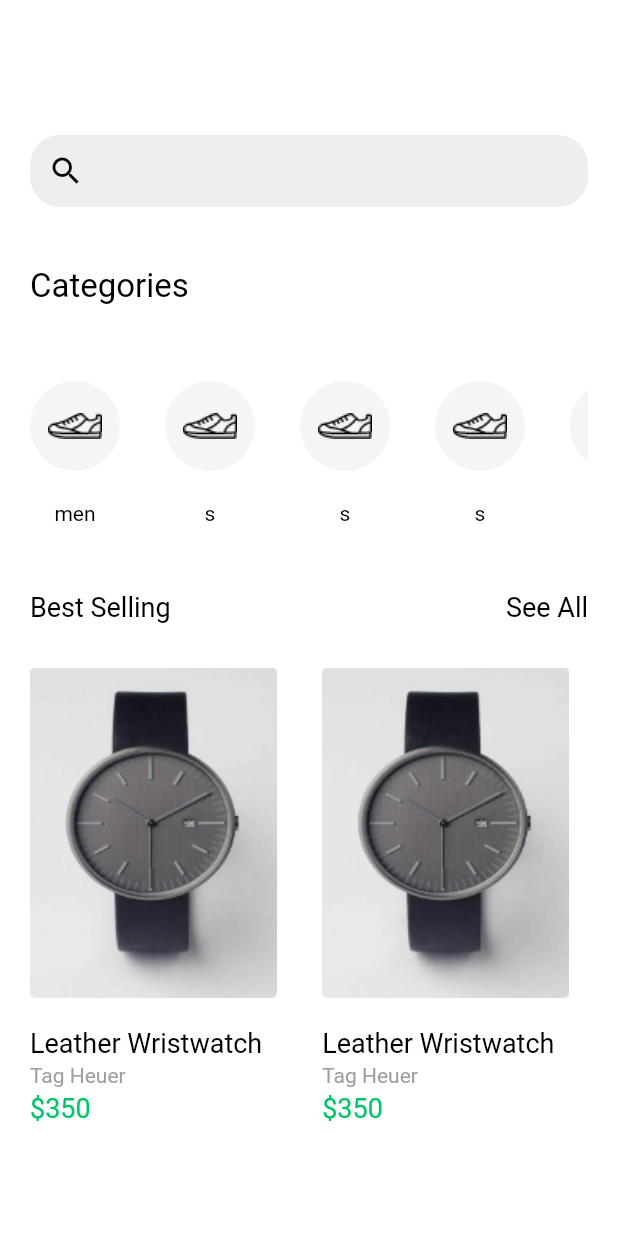
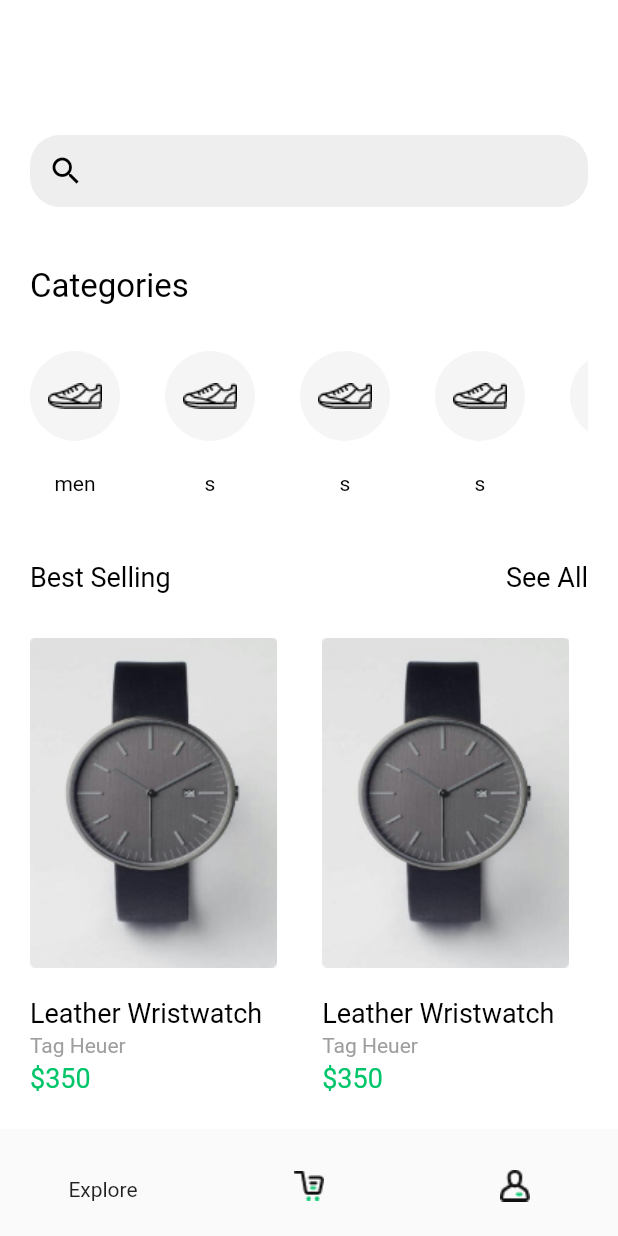
Before and after one commit to Nahed2000/E-Commerce, a Flutter app: the screen it shows once a user with an empty profile is signed in, on a phone screen of 412 x 824 dp. Run offline on Flutter 3.47's test engine with Material 2 defaults, Android fonts, the phone set to English and light mode, and no system bars; our stand-ins replace cloud_firestore, firebase_auth, firebase_core, get, google_sign_in; missing offline and left inert: flutter_login_facebook; accounts and stored records are empty; network calls fail.

Commit message:
commit  BNBar ui

```diff
--- a/lib/core/view_model/auth_model.dart
+++ b/lib/core/view_model/auth_model.dart
@@ -52,7 +52,7 @@ class AuthViewModel extends GetxController {
     );
     await _firebaseAuth.signInWithCredential(credential).then((user) async {
       saveUser(user);
-      Get.offAll(const HomeScreen());
+      Get.offAll( HomeScreen());
     });
   }
 
@@ -73,7 +73,7 @@ saveUser(user);
     try {
       await _firebaseAuth.signInWithEmailAndPassword(
           email: email ?? 'test', password: password ?? 'test');
-      Get.offAll(const HomeScreen());
+      Get.offAll( HomeScreen());
       print('sign in success');
     } catch (e) {
       print('we error');
@@ -92,7 +92,7 @@ saveUser(user);
           .then((user) async {
        saveUser(user);
       });
-      Get.offAll(const HomeScreen());
+      Get.offAll( HomeScreen());
       print('register in success');
     } catch (e) {
       print('we error');
--- /dev/null
+++ b/lib/core/view_model/home_view_model.dart
@@ -0,0 +1,28 @@
+import 'package:ecommerce/view/cart_screen.dart';
+import 'package:ecommerce/view/home_screen.dart';
+import 'package:ecommerce/view/user_screen.dart';
+import 'package:flutter/cupertino.dart';
+import 'package:get/get.dart';
+
+class HomeViewModel extends GetxController {
+  int _navigatorValue = 0;
+  Widget currentScreen = HomeScreen();
+
+  get navigatorValue => _navigatorValue;
+
+  void changeIndex({required int index}) {
+    _navigatorValue = index;
+    switch (index) {
+      case 0:
+        currentScreen = HomeScreen();
+        break;
+      case 1:
+        currentScreen = const CartScreen();
+        break;
+      case 2:
+        currentScreen = const UserScreen();
+        break;
+    }
+    update();
+  }
+}
--- a/lib/utilti/helper.dart
+++ b/lib/utilti/helper.dart
@@ -1,3 +1,4 @@
+import 'package:ecommerce/core/view_model/home_view_model.dart';
 import 'package:get/get.dart';
 
 import '../core/view_model/auth_model.dart';
@@ -6,6 +7,7 @@ class Binding extends Bindings{
   @override
   void dependencies() {
     Get.lazyPut(() => AuthViewModel());
+    Get.lazyPut(() => HomeViewModel());
   }
 
 }
--- /dev/null
+++ b/lib/view/cart_screen.dart
@@ -0,0 +1,13 @@
+import 'package:flutter/material.dart';
+
+
+class CartScreen extends StatelessWidget {
+  const CartScreen({Key? key}) : super(key: key);
+
+  @override
+  Widget build(BuildContext context) {
+    return Center(
+     child: Text('Cart')
+    );
+  }
+}
--- a/lib/view/control_view.dart
+++ b/lib/view/control_view.dart
@@ -1,3 +1,4 @@
+import 'package:ecommerce/core/view_model/home_view_model.dart';
 import 'package:ecommerce/view/auth/login_screen.dart';
 import 'package:flutter/material.dart';
 import 'package:get/get.dart';
@@ -10,14 +11,79 @@ class ControlView extends GetWidget<AuthViewModel> {
 
   @override
   Widget build(BuildContext context) {
-    return Obx(
-            () {
-          return (Get
-              .find<AuthViewModel>()
-              .user != null)
-              ? const HomeScreen()
-              : LoginView();
-        }
+    return Obx(() {
+      return (Get.find<AuthViewModel>().user != null)
+          ? GetBuilder<HomeViewModel>(
+              init: HomeViewModel(),
+              builder: (controller) => Scaffold(
+                body: controller.currentScreen,
+                bottomNavigationBar: bNBar(),
+              ),
+            )
+          : LoginView();
+    });
+  }
+
+  Widget bNBar() {
+    return GetBuilder<HomeViewModel>(
+      init: HomeViewModel(),
+      builder: (controller) => BottomNavigationBar(
+        currentIndex: controller.navigatorValue,
+        onTap: (index) {
+          controller.changeIndex(index: index);
+          print(index);
+        },
+        elevation: 0,
+        backgroundColor: Colors.grey.shade50,
+        selectedItemColor: Colors.black,
+        items: [
+          BottomNavigationBarItem(
+            icon: Padding(
+              padding: const EdgeInsets.only(top: 20.0),
+              child: Image.asset(
+                'assets/images/Icon_Explore.png',
+                fit: BoxFit.contain,
+                width: 20,
+              ),
+            ),
+            label: '',
+            activeIcon: const Padding(
+              padding: EdgeInsets.only(top: 25.0),
+              child: Text('Explore'),
+            ),
+          ),
+          BottomNavigationBarItem(
+            icon: Padding(
+              padding: const EdgeInsets.only(top: 20.0),
+              child: Image.asset(
+                'assets/images/Icon_Cart.png',
+                fit: BoxFit.contain,
+                width: 20,
+              ),
+            ),
+            label: '',
+            activeIcon: const Padding(
+              padding: EdgeInsets.only(top: 25.0),
+              child: Text('Cart'),
+            ),
+          ),
+          BottomNavigationBarItem(
+            icon: Padding(
+              padding: const EdgeInsets.only(top: 20.0),
+              child: Image.asset(
+                'assets/images/Icon_User.png',
+                fit: BoxFit.contain,
+                width: 20,
+              ),
+            ),
+            label: '',
+            activeIcon: const Padding(
+              padding: EdgeInsets.only(top: 25.0),
+              child: Text('User'),
+            ),
+          )
+        ],
+      ),
     );
   }
 }
--- a/lib/view/home_screen.dart
+++ b/lib/view/home_screen.dart
@@ -1,18 +1,12 @@
 import 'package:ecommerce/constance.dart';
-import 'package:ecommerce/view/auth/login_screen.dart';
+import 'package:ecommerce/core/view_model/home_view_model.dart';
+
 import 'package:ecommerce/view/widget/custome_text.dart';
 import 'package:firebase_auth/firebase_auth.dart';
 import 'package:flutter/material.dart';
 import 'package:get/get.dart';
 
-class HomeScreen extends StatefulWidget {
-  const HomeScreen({Key? key}) : super(key: key);
-
-  @override
-  State<HomeScreen> createState() => _HomeScreenState();
-}
-
-class _HomeScreenState extends State<HomeScreen> {
+class HomeScreen extends StatelessWidget {
   final FirebaseAuth _auth = FirebaseAuth.instance;
   List<String> names = [
     'men',
@@ -22,31 +16,92 @@ class _HomeScreenState extends State<HomeScreen> {
     's',
   ];
 
+   HomeScreen({Key? key}) : super(key: key);
+
   @override
   Widget build(BuildContext context) {
     return Scaffold(
       backgroundColor: Colors.white,
       body: Container(
         padding: const EdgeInsetsDirectional.only(top: 90, start: 20, end: 20),
+        child: SingleChildScrollView(
+          child: Column(
+            children: [
+              searchTextField(),
+              const SizedBox(height: 40),
+              const CustomText(text: 'Categories', fontSize: 22),
+              const SizedBox(height: 30),
+              categoriesList(),
+              const SizedBox(height: 20),
+              Row(
+                mainAxisAlignment: MainAxisAlignment.spaceBetween,
+                children: const [
+                  CustomText(text: 'Best Selling ', fontSize: 18),
+                  CustomText(text: 'See All', fontSize: 18)
+                ],
+              ),
+              const SizedBox(height: 30),
+              bestSellingList(),
+            ],
+          ),
+        ),
+      ),
+    );
+  }
+
+
+
+  Widget bestSellingList() {
+    return SizedBox(
+      height: 350,
+      child: ListView.separated(
+        scrollDirection: Axis.horizontal,
+        itemBuilder: (context, index) {
+          return SizedBox(
+            width: MediaQuery.of(context).size.width * 0.4,
             child: Column(
               children: [
                 Container(
                   decoration: BoxDecoration(
-                borderRadius: BorderRadius.circular(20),
-                color: Colors.grey.shade200),
-            child: TextFormField(
-              decoration: const InputDecoration(
-                  prefixIcon: Icon(
-                    Icons.search,
-                    color: Colors.black,
-                  ),
-                  border: InputBorder.none),
+                      borderRadius: BorderRadius.circular(50),
+                      color: Colors.grey.shade100),
+                  child: SizedBox(
+                    height: 220,
+                    width: MediaQuery.of(context).size.width * 0.4,
+                    child: Image.asset(
+                      'assets/images/Image.png',
+                      fit: BoxFit.fill,
                     ),
                   ),
-          const SizedBox(height: 40),
-          const CustomText(text: 'Categories', fontSize: 22),
-          const SizedBox(height: 50),
-          SizedBox(
+                ),
+                const SizedBox(height: 20),
+                const CustomText(text: 'Leather Wristwatch', fontSize: 18),
+                const SizedBox(height: 3),
+                const CustomText(
+                  text: 'Tag Heuer',
+                  fontSize: 14,
+                  color: Colors.grey,
+                ),
+                const SizedBox(height: 3),
+                const CustomText(
+                    text: '\$350', fontSize: 18, color: primaryColor),
+              ],
+            ),
+          );
+        },
+        separatorBuilder: (context, index) => const SizedBox(
+          width: 30,
+          child: Padding(
+            padding: EdgeInsets.all(8.0),
+          ),
+        ),
+        itemCount: names.length,
+      ),
+    );
+  }
+
+  Widget categoriesList() {
+    return SizedBox(
       height: 120,
       child: ListView.separated(
         scrollDirection: Axis.horizontal,
@@ -77,65 +132,21 @@ class _HomeScreenState extends State<HomeScreen> {
         ),
         itemCount: names.length,
       ),
+    );
+  }
+
+  Widget searchTextField() {
+    return Container(
+      decoration: BoxDecoration(
+          borderRadius: BorderRadius.circular(20), color: Colors.grey.shade200),
+      child: TextFormField(
+        decoration: const InputDecoration(
+            prefixIcon: Icon(
+              Icons.search,
+              color: Colors.black,
             ),
-          const SizedBox(height: 20),
-          Row(
-            mainAxisAlignment: MainAxisAlignment.spaceBetween,
-            children: const [
-              CustomText(text: 'Best Selling ', fontSize: 18),
-              CustomText(text: 'See All', fontSize: 18)
-            ],
-          ),
-          const SizedBox(height: 30),
-          SizedBox(
-            height: 350,
-            child: ListView.separated(
-              scrollDirection: Axis.horizontal,
-              itemBuilder: (context, index) {
-                return SizedBox(
-                  width: MediaQuery.of(context).size.width * 0.4,
-                  child: Column(
-                    children: [
-                      Container(
-                        decoration: BoxDecoration(
-                            borderRadius: BorderRadius.circular(50),
-                            color: Colors.grey.shade100),
-                        child: SizedBox(
-                          height: 220,
-                          width: MediaQuery.of(context).size.width * 0.4,
-                          child: Image.asset(
-                            'assets/images/Image.png',
-                            fit: BoxFit.fill,
-                          ),
-                        ),
-                      ),
-                      const SizedBox(height: 20),
-                      const CustomText(
-                          text: 'Leather Wristwatch', fontSize: 18),
-                      const SizedBox(height: 3),
-                      const CustomText(
-                        text: 'Tag Heuer',
-                        fontSize: 14,
-                        color: Colors.grey,
-                      ),
-                      const SizedBox(height: 3),
-                      const CustomText(
-                          text: '\$350', fontSize: 18, color: primaryColor),
-                    ],
+            border: InputBorder.none),
       ),
     );
-              },
-              separatorBuilder: (context, index) => const SizedBox(
-                width: 30,
-                child: Padding(
-                  padding: EdgeInsets.all(8.0),
-                ),
-              ),
-              itemCount: names.length,
-            ),
-          ),
-        ],
-      ),
-    ));
   }
 }
--- /dev/null
+++ b/lib/view/user_screen.dart
@@ -0,0 +1,12 @@
+import 'package:flutter/material.dart';
+class UserScreen extends StatelessWidget {
+  const UserScreen({Key? key}) : super(key: key);
+
+  @override
+  Widget build(BuildContext context) {
+    return Container(
+      alignment: Alignment.center,
+      child: Text('User'),
+    );
+  }
+}
```
Also changed, not shown: assets/images/Icon_Cart.png (added), assets/images/Icon_Explore.png (added), assets/images/Icon_User.png (added). Lines whose indentation alone changed are shown as unchanged.
